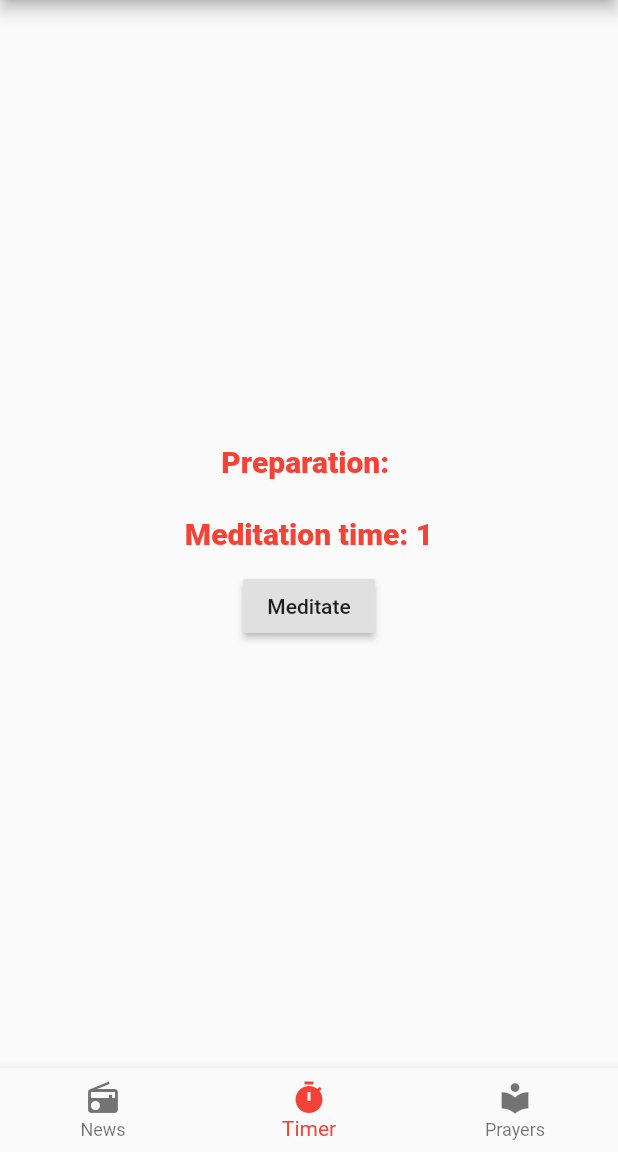
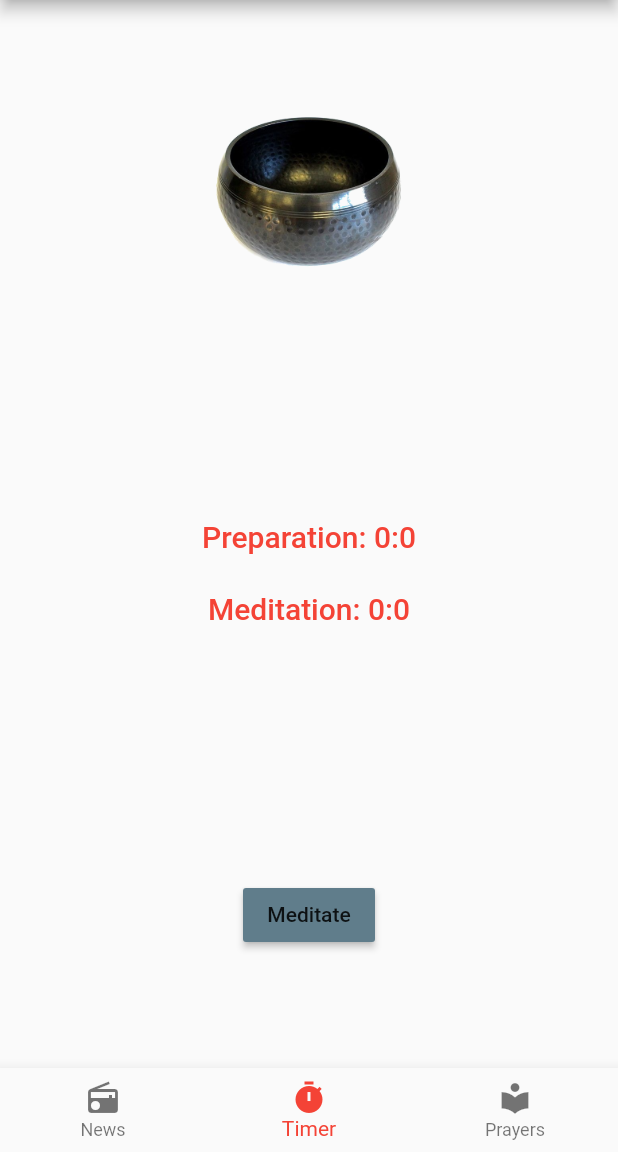
Before and after one commit to Adriano72/wccm, a Flutter app: the screen it shows after launch, item 2 of the bottom bar chosen, on a phone screen of 412 x 824 dp, the part 84-1236 px from its top. Run offline on Flutter 3.47's test engine with Material 2 defaults, Android fonts, the phone set to English and light mode, and no system bars; missing offline and left inert: flutter_duration_picker; network calls fail.

Commit message:
Timer settings layout, added bowl

```diff
--- a/lib/widgets/timer/timer_settings.dart
+++ b/lib/widgets/timer/timer_settings.dart
@@ -10,10 +10,12 @@ class TimerSettings extends StatefulWidget {
 }
 
 class _TimerSettingsState extends State<TimerSettings> {
-  Duration _duration = Duration(hours: 0, minutes: 0);
+  Duration _prep_duration = Duration(hours: 0, minutes: 0);
+  Duration _med_duration = Duration(hours: 0, minutes: 0);
   int prep_minutes = 20;
-  int med_minutes = 1;
-  String prep_label = '';
+  int prep_hours = 0;
+  int med_hours = 0;
+  int med_minutes = 0;
 
   Timer _timer;
 
@@ -40,8 +42,13 @@ class _TimerSettingsState extends State<TimerSettings> {
   Widget build(BuildContext context) {
     return Center(
       child: Column(
-        mainAxisAlignment: MainAxisAlignment.center,
+        mainAxisAlignment: MainAxisAlignment.spaceAround,
         crossAxisAlignment: CrossAxisAlignment.center,
+        children: <Widget>[
+          Image.asset('assets/images/bowl.png',
+              width: MediaQuery.of(context).size.width * 0.3),
+          Container(
+            child: Column(
               children: <Widget>[
                 FlatButton(
                   onPressed: () async {
@@ -50,22 +57,23 @@ class _TimerSettingsState extends State<TimerSettings> {
                     // chosen when the dialog is accepted. Null when cancelled.
                     Duration preparationDuration = await showDurationPicker(
                       context: context,
-                initialTime: new Duration(minutes: 20),
+                      initialTime: _prep_duration,
                     );
                     this.setState(
                       () {
-                  prep_label = '{$_duration.inHours}:{$_duration.inMinutes}';
-                  _duration = preparationDuration;
-                  prep_minutes = _duration.inSeconds;
+                        _prep_duration = preparationDuration;
+                        prep_hours = _prep_duration.inHours;
+                        prep_minutes = _prep_duration.inMinutes;
                       },
                     );
-              Scaffold.of(context).showSnackBar(new SnackBar(
-                  content: new Text("Chose dura  tion: $preparationDuration")));
+                    //Scaffold.of(context).showSnackBar(new SnackBar(content: new Text("Chose duration: $preparationDuration")));
                   },
                   child: Text(
-              'Preparation: $prep_label',
+                    'Preparation: ${_prep_duration.inHours}:${_prep_duration.inMinutes}',
                     style: TextStyle(
-                  fontSize: 20, fontWeight: FontWeight.w900, color: Colors.red),
+                        fontSize: 20,
+                        fontWeight: FontWeight.w500,
+                        color: Colors.red),
                   ),
                 ),
                 FlatButton(
@@ -75,24 +83,30 @@ class _TimerSettingsState extends State<TimerSettings> {
                     // chosen when the dialog is accepted. Null when cancelled.
                     Duration meditationDuration = await showDurationPicker(
                       context: context,
-                initialTime: new Duration(minutes: 20),
+                      initialTime: _med_duration,
                     );
                     this.setState(
                       () {
-                  _duration = meditationDuration;
-                  med_minutes = _duration.inSeconds;
+                        _med_duration = meditationDuration;
+                        med_hours = _med_duration.inHours;
+                        med_minutes = _med_duration.inMinutes;
                       },
                     );
-              Scaffold.of(context).showSnackBar(new SnackBar(
-                  content: new Text("Chose duration: $meditationDuration")));
+                    //Scaffold.of(context).showSnackBar(new SnackBar(content: new Text("Chose duration: $meditationDuration")));
                   },
                   child: Text(
-              'Meditation time: $med_minutes',
+                    'Meditation: ${_med_duration.inHours}:${_med_duration.inMinutes}',
                     style: TextStyle(
-                  fontSize: 20, fontWeight: FontWeight.w900, color: Colors.red),
+                        fontSize: 20,
+                        fontWeight: FontWeight.w500,
+                        color: Colors.red),
+                  ),
+                ),
+              ],
             ),
           ),
           RaisedButton(
+            color: Colors.blueGrey,
             onPressed: () {
               startTimer();
             },
--- a/pubspec.yaml
+++ b/pubspec.yaml
@@ -43,6 +43,9 @@ flutter:
   #  - images/a_dot_burr.jpeg
   #  - images/a_dot_ham.jpeg
 
+  assets:
+  - assets/images/bowl.png
+
   # An image asset can refer to one or more resolution-specific "variants", see
   # https://flutter.io/assets-and-images/#resolution-aware.
 
```
Also changed, not shown: assets/images/bowl.png (added). Lines whose indentation alone changed are shown as unchanged.
